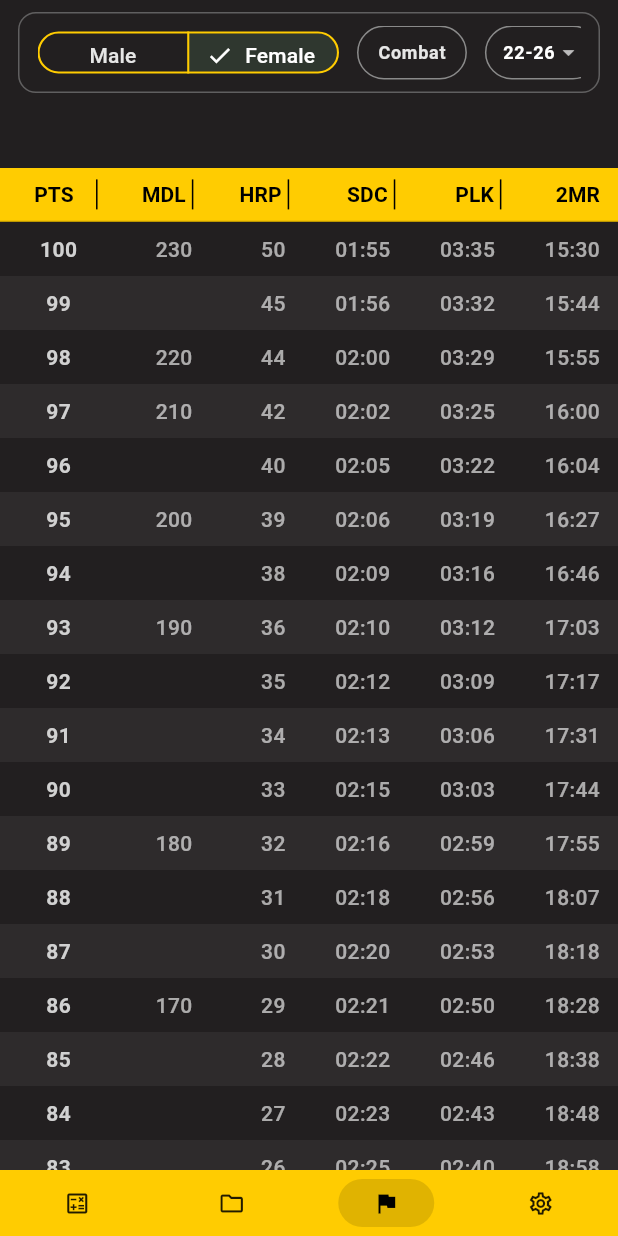
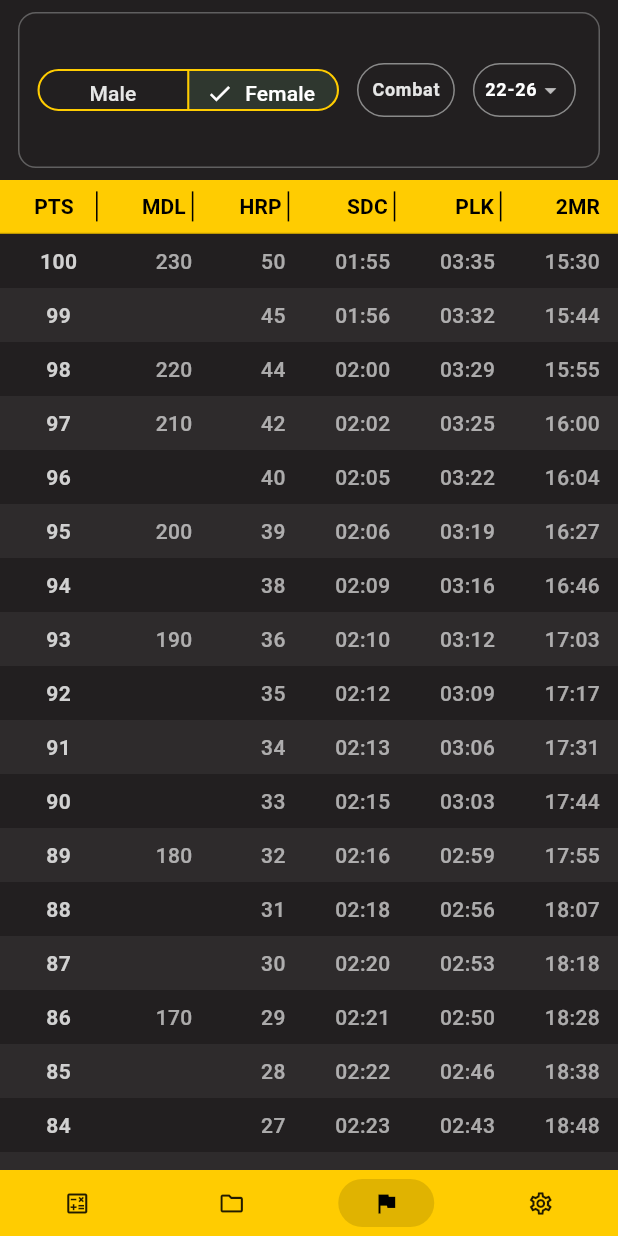
Before and after one commit to lamontenunn/AFT, a Flutter app: the StandardsScreen screen opened by its route, after a tap on "Female", on a phone screen of 412 x 824 dp. Run offline on Flutter 3.47's test engine with Material 3 defaults, Android fonts, the phone set to English and light mode, and no system bars; our stand-ins replace firebase_auth, firebase_core, flutter_riverpod, flutter_svg, package_info_plus, shared_preferences; accounts and stored records are empty; network calls fail.

Commit message:
fixed header and added green row for PTS==60

```diff
--- /dev/null
+++ b/lib/features/standards/state/standards_scroll.dart
@@ -0,0 +1,6 @@
+import 'package:flutter_riverpod/flutter_riverpod.dart';
+
+/// Persisted scroll offset for the Standards screen.
+/// - Not autoDisposed so it survives route replacement.
+/// - Stored as logical pixels from top.
+final standardsScrollOffsetProvider = StateProvider<double>((ref) => 0.0);
--- a/lib/screens/standards_screen.dart
+++ b/lib/screens/standards_screen.dart
@@ -4,24 +4,50 @@ import 'package:aft_firebase_app/features/aft/state/aft_profile.dart';
 import 'package:aft_firebase_app/features/standards/state/standards_selection.dart';
 import 'package:aft_firebase_app/features/standards/providers.dart';
 import 'package:aft_firebase_app/theme/army_colors.dart';
+import 'package:aft_firebase_app/features/standards/state/standards_scroll.dart';
 import 'dart:ui' show FontFeature;
 
 /// Standards screen:
 /// - Top pinned controls: Gender, Combat, Age Band, ALT Event (Off)
 /// - Table below: PTS | MDL | HRP | SDC | PLK | 2MR with rows 100 -> 0
-class StandardsScreen extends ConsumerWidget {
+class StandardsScreen extends ConsumerStatefulWidget {
   const StandardsScreen({super.key});
 
   @override
-  Widget build(BuildContext context, WidgetRef ref) {
+  ConsumerState<StandardsScreen> createState() => _StandardsScreenState();
+}
+
+class _StandardsScreenState extends ConsumerState<StandardsScreen> {
+  late final ScrollController _controller;
+
+  @override
+  void initState() {
+    super.initState();
+    final initial = ref.read(standardsScrollOffsetProvider);
+    _controller = ScrollController(initialScrollOffset: initial);
+    _controller.addListener(() {
+      ref.read(standardsScrollOffsetProvider.notifier).state = _controller.offset;
+    });
+  }
+
+  @override
+  void dispose() {
+    _controller.dispose();
+    super.dispose();
+  }
+
+  @override
+  Widget build(BuildContext context) {
     return CustomScrollView(
+      key: const PageStorageKey('standards-scroll'),
+      controller: _controller,
       slivers: [
         // Top pinned menu
         SliverPersistentHeader(
-          pinned: false,
+          pinned: true,
           delegate: _PinnedControlsDelegate(
-            minExtent: 80,
-            maxExtent: 112,
+            minExtent: 120,
+            maxExtent: 120,
             builder: (ctx) => const _TopControls(),
           ),
         ),
@@ -78,9 +104,15 @@ class _TopControls extends ConsumerWidget {
             border: Border.all(color: theme.colorScheme.outline.withOpacity(0.6), width: 1),
           ),
           padding: const EdgeInsets.symmetric(horizontal: 12, vertical: 8),
-          child: SingleChildScrollView(
-            scrollDirection: Axis.horizontal,
+          child: LayoutBuilder(
+            builder: (context, constraints) {
+              return SizedBox(
+                width: constraints.maxWidth,
+                child: FittedBox(
+                  fit: BoxFit.scaleDown,
+                  alignment: Alignment.centerLeft,
                   child: Row(
+                    mainAxisSize: MainAxisSize.min,
                     crossAxisAlignment: CrossAxisAlignment.center,
                     children: [
                       // Gender (Male/Female)
@@ -129,7 +161,7 @@ class _TopControls extends ConsumerWidget {
                                   : const [],
                             ),
                             child: Padding(
-                        padding: const EdgeInsets.symmetric(horizontal: 14),
+                              padding: const EdgeInsets.symmetric(horizontal: 10),
                               child: Align(
                                 alignment: Alignment.center,
                                 child: Text(
@@ -155,7 +187,7 @@ class _TopControls extends ConsumerWidget {
                             borderRadius: BorderRadius.circular(999),
                           ),
                           child: Padding(
-                      padding: const EdgeInsets.symmetric(horizontal: 12),
+                            padding: const EdgeInsets.symmetric(horizontal: 8),
                             child: DropdownButtonHideUnderline(
                               child: DropdownButton<String>(
                                 value: sel.ageBand,
@@ -178,6 +210,9 @@ class _TopControls extends ConsumerWidget {
                       ),
                     ],
                   ),
+                ),
+              );
+            },
           ),
       ),
     ),
@@ -265,13 +300,17 @@ class _StandardsRows extends ConsumerWidget {
       itemBuilder: (ctx, i) {
         final r = rows[i];
         final isEven = i.isEven;
-        return Container(
-          color: isEven
+        final bool isPassing = r.pts == 60;
+        final Color rowColor = isPassing
+            ? Color.alphaBlend(Colors.green.withOpacity(0.18), theme.colorScheme.surface)
+            : (isEven
                 ? theme.colorScheme.surface
                 : Color.alphaBlend(
                     theme.colorScheme.onSurface.withOpacity(0.06),
                     theme.colorScheme.surface,
-                ),
+                  ));
+        return Container(
+          color: rowColor,
           padding: const EdgeInsets.symmetric(horizontal: 12, vertical: 4),
           child: LayoutBuilder(
             builder: (context, constraints) {
@@ -403,7 +442,9 @@ class _PinnedControlsDelegate extends SliverPersistentHeaderDelegate {
 
   @override
   Widget build(BuildContext context, double shrinkOffset, bool overlapsContent) {
-    return builder(context);
+    // Ensure the header child expands to the sliver's current size to avoid
+    // "layoutExtent exceeds paintExtent" assertions in pinned headers.
+    return SizedBox.expand(child: builder(context));
   }
 
   @override
```
Lines whose indentation alone changed are shown as unchanged.
